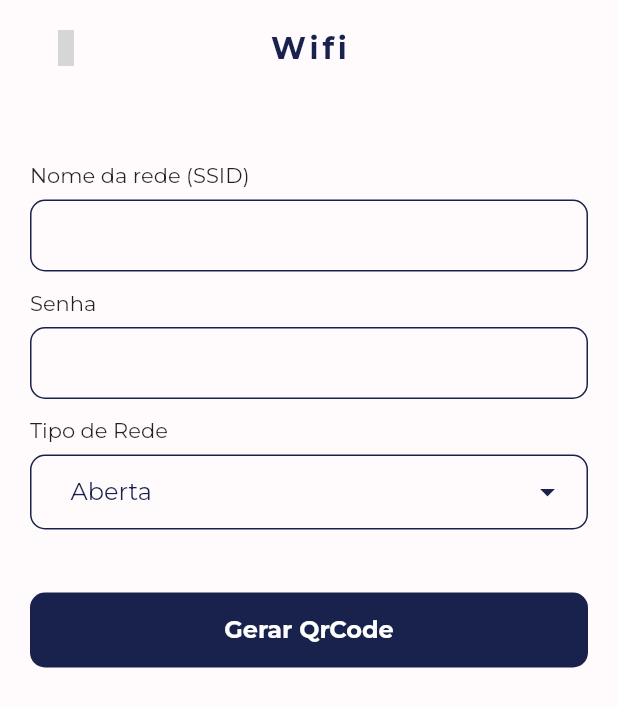
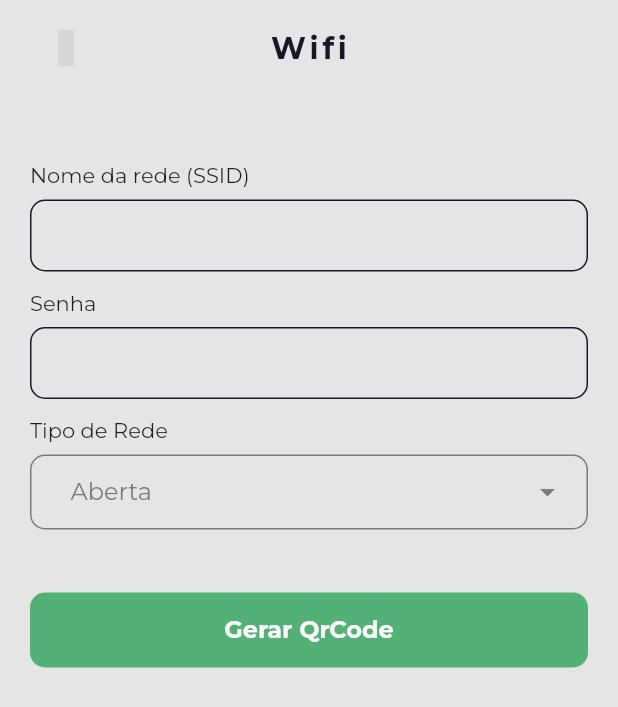
Before and after one commit to renankanu/app_rkode, a Flutter app: the screen it shows after launch, after a tap on "Wifi", on a phone screen of 412 x 824 dp. Shown: the top 707 px of the screen. Run offline on Flutter 3.47's test engine with Material 2 defaults, Android fonts, the light colour scheme and no system bars; our stand-ins replace eva_icons_flutter, flutter_staggered_animations, get, google_fonts, qr_flutter; project files that could hold a hidden picture were left out; grey boxes are pictures that could not be loaded.

Commit message:
refactor: change same colors

```diff
--- a/lib/app/modules/home/views/home_view.dart
+++ b/lib/app/modules/home/views/home_view.dart
@@ -31,7 +31,7 @@ class HomeView extends GetView<HomeController> {
                 style: TextStyle(
                   fontSize: 42,
                   fontWeight: FontWeight.bold,
-                  color: BaseColor.bunting,
+                  color: BaseColor.mirage,
                 ),
               ),
               const SizedBox(height: 48),
--- a/lib/app/modules/wifi/views/wifi_view.dart
+++ b/lib/app/modules/wifi/views/wifi_view.dart
@@ -72,7 +72,7 @@ class WifiView extends GetView<WifiController> {
                             decoration: BoxDecoration(
                               borderRadius: BorderRadius.circular(10),
                               border: Border.all(
-                                color: BaseColor.bunting,
+                                color: BaseColor.boulder,
                               ),
                             ),
                             child: Obx(
@@ -84,11 +84,11 @@ class WifiView extends GetView<WifiController> {
                                     hint: const Text(
                                       'Aberta',
                                       style: TextStyle(
-                                        color: BaseColor.bunting,
+                                        color: BaseColor.boulder,
                                       ),
                                     ),
                                     underline: const SizedBox.shrink(),
-                                    iconEnabledColor: BaseColor.bunting,
+                                    iconEnabledColor: BaseColor.boulder,
                                     items: controller.wifiSecurityList
                                         .map<DropdownMenuItem<String>>(
                                           (wifiSecurity) =>
@@ -97,7 +97,7 @@ class WifiView extends GetView<WifiController> {
                                             child: Text(
                                               wifiSecurity,
                                               style: const TextStyle(
-                                                color: BaseColor.bunting,
+                                                color: BaseColor.boulder,
                                               ),
                                             ),
                                           ),
@@ -115,7 +115,7 @@ class WifiView extends GetView<WifiController> {
                           BaseButton(
                             label: 'Gerar QrCode',
                             onPressed: () => controller.generateQrCode(),
-                            backgroundColor: BaseColor.bunting,
+                            backgroundColor: BaseColor.fern,
                           ),
                         ],
                       ),
@@ -137,7 +137,7 @@ class WifiView extends GetView<WifiController> {
                         width: Get.width / 2,
                       ),
                       BaseButton(
-                        backgroundColor: BaseColor.tutu,
+                        backgroundColor: BaseColor.fern,
                         isUseSameColor: true,
                         label: 'Baixar',
                         onPressed: () {},
--- a/lib/app/shared/base_color.dart
+++ b/lib/app/shared/base_color.dart
@@ -3,11 +3,12 @@ import 'package:flutter/material.dart';
 class BaseColor {
   BaseColor._();
 
-  static const tutu = Color(0xFFFFFBFD);
-  static const frostedMint = Color(0xFFD8FFF2);
-  static const goldenrod = Color(0xFFFCDB66);
-  static const mossGreen = Color(0xFFB8DEB6);
-  static const bunting = Color(0xFF19224C);
-  static const tanHide = Color(0xFFF6895A);
-  static const azalea = Color(0xFFF5BFC8);
+  static const mirage = Color(0xFF181725);
+  static const fern = Color(0xFF53B175);
+  static const tanHide = Color(0xFFF8A44C);
+  static const lightWisteria = Color(0xFFD3B0E0);
+  static const roseBud = Color(0xFFF7A593);
+  static const tropicalBlue = Color(0xFFB7DFF5);
+  static const boulder = Color(0xFF7C7C7C);
+  static const mercury = Color(0xFFE5E5E5);
 }
--- a/lib/app/shared/widgets/base_app_bar.dart
+++ b/lib/app/shared/widgets/base_app_bar.dart
@@ -32,7 +32,7 @@ class BaseAppBar extends StatelessWidget {
                   ),
                   child: const Icon(
                     EvaIcons.arrowIosBack,
-                    color: BaseColor.bunting,
+                    color: BaseColor.mirage,
                   ),
                 ),
               ),
@@ -43,7 +43,7 @@ class BaseAppBar extends StatelessWidget {
                 child: Text(
                   title,
                   style: Get.textTheme.headline6!.copyWith(
-                    color: BaseColor.bunting,
+                    color: BaseColor.mirage,
                     fontWeight: FontWeight.w700,
                     letterSpacing: 2.5,
                   ),
--- a/lib/app/shared/widgets/base_text_field.dart
+++ b/lib/app/shared/widgets/base_text_field.dart
@@ -25,29 +25,29 @@ class BaseTextField extends StatelessWidget {
         border: OutlineInputBorder(
           borderRadius: BorderRadius.circular(10),
           borderSide: const BorderSide(
-            color: BaseColor.bunting,
+            color: BaseColor.mirage,
           ),
         ),
         disabledBorder: OutlineInputBorder(
           borderRadius: BorderRadius.circular(10),
           borderSide: const BorderSide(
-            color: BaseColor.bunting,
+            color: BaseColor.mirage,
           ),
         ),
         enabledBorder: OutlineInputBorder(
           borderRadius: BorderRadius.circular(10),
           borderSide: const BorderSide(
-            color: BaseColor.bunting,
+            color: BaseColor.mirage,
           ),
         ),
         focusedBorder: OutlineInputBorder(
           borderRadius: BorderRadius.circular(10),
           borderSide: const BorderSide(
-            color: BaseColor.bunting,
+            color: BaseColor.mirage,
           ),
         ),
         labelStyle: const TextStyle(
-          color: BaseColor.bunting,
+          color: BaseColor.mirage,
         ),
       ),
       validator: validator,
--- a/lib/app/theme/base_theme.dart
+++ b/lib/app/theme/base_theme.dart
@@ -8,8 +8,8 @@ class BaseTheme {
 
   static ThemeData get darkTheme {
     return ThemeData(
-      primaryColor: BaseColor.bunting,
-      scaffoldBackgroundColor: BaseColor.tutu,
+      primaryColor: BaseColor.mirage,
+      scaffoldBackgroundColor: BaseColor.mercury,
       textTheme: GoogleFonts.montserratTextTheme(),
     );
   }
```
